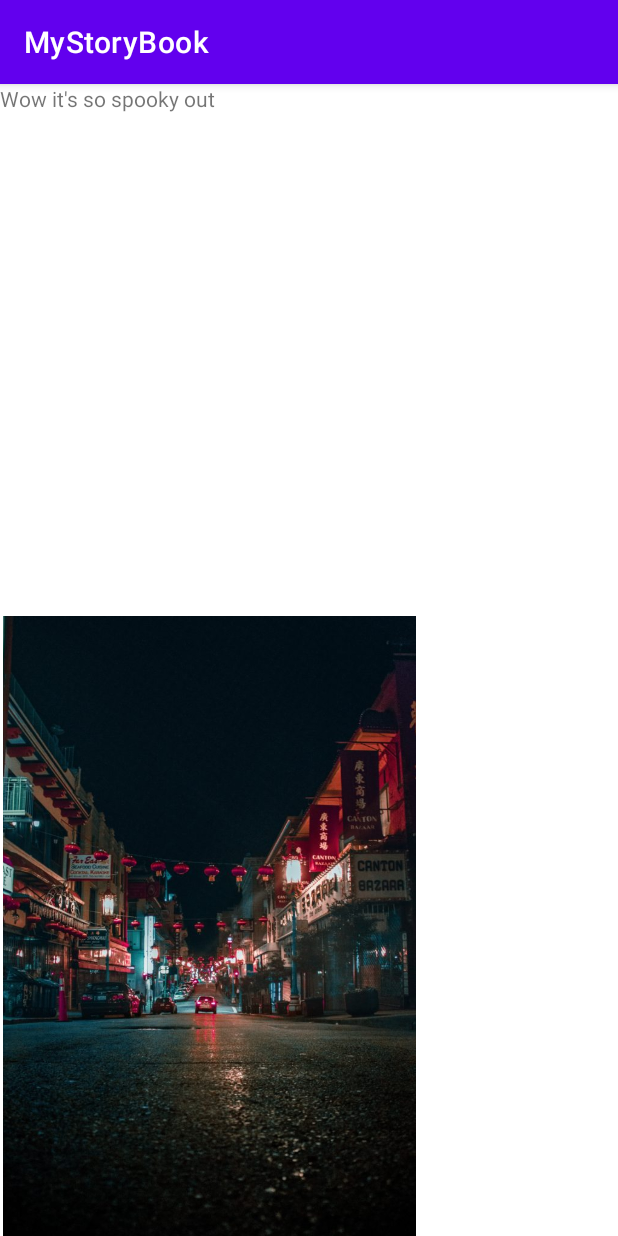
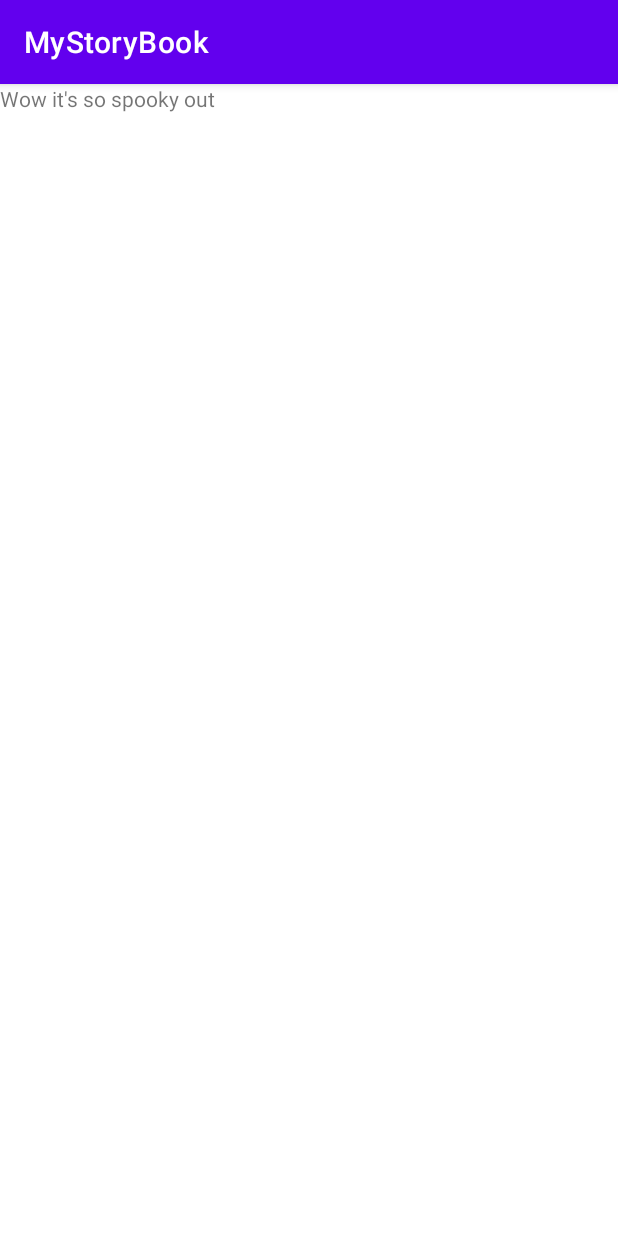
Before and after one commit to Hayden-Lummus/MyStoryBook, an Android app: the page2 screen opened directly, with no data from a screen before it, on a phone screen of 412 x 824 dp. Run offline under Robolectric (Android 15) with nearby library versions, the phone set to English and light mode, and no system bars.

Commit message:
Initial release

```diff
--- a/app/src/main/res/layout/activity_page2.xml
+++ b/app/src/main/res/layout/activity_page2.xml
@@ -5,16 +5,6 @@
     android:layout_width="match_parent"
     android:layout_height="match_parent"
     tools:context=".page2">
-
-    <ImageView
-        android:id="@+id/imageView2"
-        android:layout_width="279dp"
-        android:layout_height="413dp"
-        app:layout_constraintBottom_toBottomOf="parent"
-        app:layout_constraintStart_toStartOf="parent"
-        app:layout_constraintTop_toTopOf="parent"
-        app:layout_constraintVertical_bias="1.0"
-        app:srcCompat="@drawable/aaron_lau_663824_unsplash_683x1024" />
 
     <TextView
         android:id="@+id/textView2"
```
